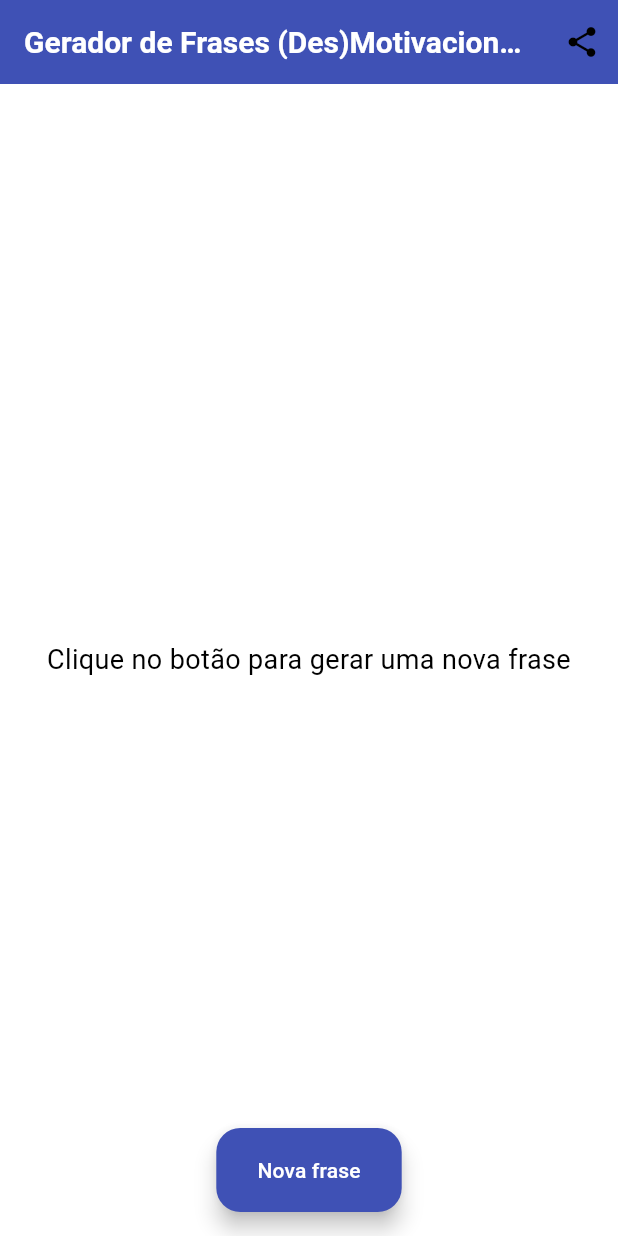
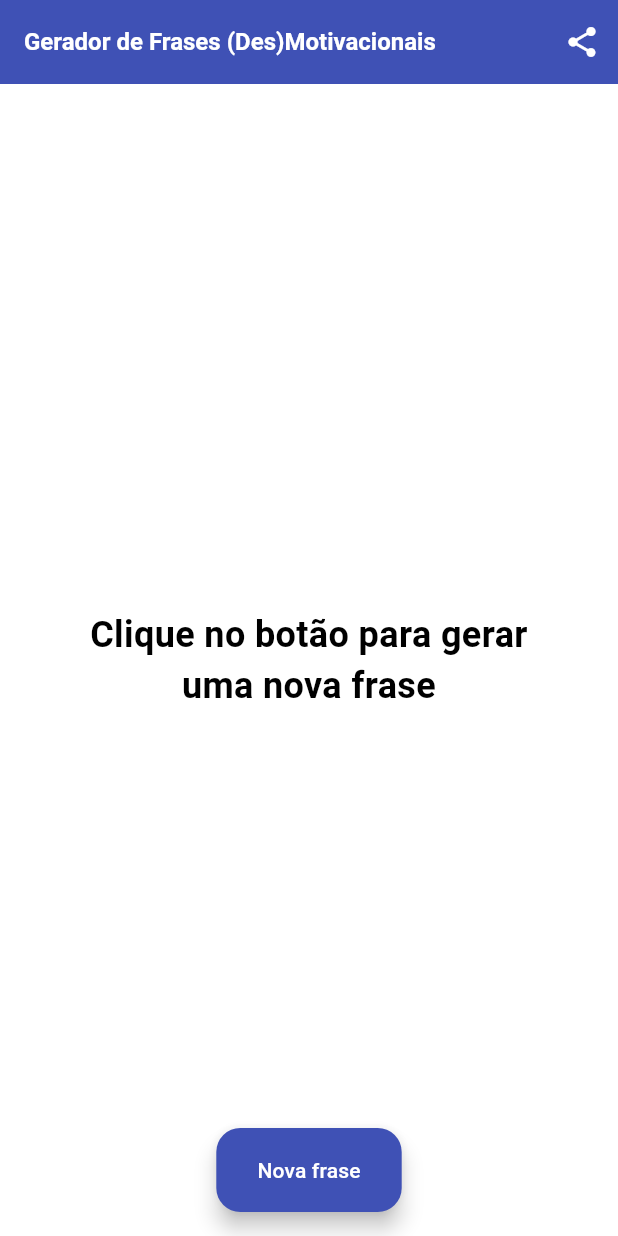
Before and after one commit to oJaciel/Gerador-Frases-Desmotivacionais-V2, a Flutter app: the screen it shows after launch, after a tap on the "share" icon, on a phone screen of 412 x 824 dp. Run offline on Flutter 3.47's test engine with Material 3 defaults, Android fonts, the light colour scheme and no system bars; our stand-ins replace share_plus; Roboto replaces fonts that are missing (OpenSans).

Commit message:
Estilo da Imagem Gerada + Estilo da Frase
Ajustada e estilizada a imagem compartilhada.

Pequenos ajustes de Estilização na frase mostrada na tela.

```diff
--- a/lib/components/appbar.dart
+++ b/lib/components/appbar.dart
@@ -2,9 +2,15 @@ import 'package:flutter/material.dart';
 import 'package:gerador_frases_desmotivacionais/components/image_share.dart';
 
 class Appbar extends StatelessWidget implements PreferredSizeWidget {
-  Appbar(this.phraseForShare);
+  Appbar(
+    this.imgText,
+    this.backgroundColor,
+  );
 
-  final String phraseForShare;
+  //Frase que vai para o compartilhar
+  final String imgText;
+  //Cor de fundo que vai para o compartilhar
+  final Color backgroundColor;
 
   @override
   Size get preferredSize => const Size.fromHeight(kToolbarHeight);
@@ -15,8 +21,9 @@ class Appbar extends StatelessWidget implements PreferredSizeWidget {
       backgroundColor: Theme.of(context).colorScheme.primary,
       title: const Text(
         'Gerador de Frases (Des)Motivacionais',
+        style: TextStyle(fontSize: 16),
       ),
-      actions: [ImageShare(phraseForShare)],
+      actions: [ImageShare(imgText, backgroundColor)],
     );
   }
 }
--- a/lib/components/image_share.dart
+++ b/lib/components/image_share.dart
@@ -1,64 +1,104 @@
 import 'dart:io';
 import 'dart:typed_data';
-import 'dart:ui';
+import 'dart:ui' as ui;
 import 'package:flutter/material.dart';
 import 'package:path_provider/path_provider.dart';
 import 'package:share_plus/share_plus.dart';
 
 class ImageShare extends StatefulWidget {
-  ImageShare(this.imgText);
+  //Texto da imagem
+  final String imgText;
+  //Cor de fundo da imagem
+  final Color backgroundColor;
 
-  final String imgText;
+  ImageShare(
+    this.imgText,
+    this.backgroundColor,
+  );
 
   @override
   State<ImageShare> createState() => _ImageShareState();
 }
 
-Image? img;
+class _ImageShareState extends State<ImageShare> {
+  Image? img;
 
-class _ImageShareState extends State<ImageShare> {
   @override
   Widget build(BuildContext context) {
     return IconButton(
       onPressed: _onPressedButton,
-      icon: Icon(Icons.share),
+      icon: const Icon(
+        Icons.share,
+        color: Colors.white,
+      ),
     );
   }
 
-  getCanvasImage(String str) async {
-    var builder = ParagraphBuilder(ParagraphStyle(
-      fontWeight: FontWeight.bold,
-      fontSize: 24,
-      textAlign: TextAlign.center,
-    ));
-    builder.addText(str);
-    Paragraph paragraph = builder.build();
-    paragraph.layout(const ParagraphConstraints(width: 100));
+  Future<ByteData?> getCanvasImage(String str) async {
+    // Dimensões da imagem que vai ser gerada
+    const double width = 400;
+    const double height = 400;
+    const double padding = 20;
 
-    final recorder = PictureRecorder();
-    var newCanvas = Canvas(recorder);
+    // Configurações de estilo
+    const double fontSize = 30;
+    final Color bgColor = widget.backgroundColor;
+    const Color textColor = Colors.black;
 
-    newCanvas.drawParagraph(paragraph, Offset.zero);
+    // Criar parágrafo de texto
+    var builder = ui.ParagraphBuilder(
+      ui.ParagraphStyle(
+        fontWeight: FontWeight.bold,
+        fontSize: fontSize,
+        textAlign: TextAlign.center,
+      ),
+    )
+      ..pushStyle(ui.TextStyle(color: textColor))
+      ..addText(str);
 
+    ui.Paragraph paragraph = builder.build();
+    paragraph.layout(const ui.ParagraphConstraints(width: width - 2 * padding));
+
+    // Criar PictureRecorder e Canvas
+    final recorder = ui.PictureRecorder();
+    final canvas = Canvas(recorder, Rect.fromLTWH(0, 0, width, height));
+
+    // Desenhar fundo
+    final paint = Paint()..color = bgColor;
+    canvas.drawRect(Rect.fromLTWH(0, 0, width, height), paint);
+
+    // Desenhar texto centralizado dentro da área com padding
+    final textOffset = Offset(
+      (width - paragraph.width) / 2,
+      (height - paragraph.height) / 2,
+    );
+    canvas.drawParagraph(paragraph, textOffset);
+
+    // Finalizar gravação e converter para imagem
     final picture = recorder.endRecording();
-    var res = await picture.toImage(100, 100);
-    ByteData? data = await res.toByteData(format: ImageByteFormat.png);
+    final img = await picture.toImage(width.toInt(), height.toInt());
+    ByteData? data = await img.toByteData(format: ui.ImageByteFormat.png);
 
     if (data != null) {
-      img = Image.memory(Uint8List.view(data.buffer));
+      setState(() {
+        this.img = Image.memory(Uint8List.view(data.buffer));
+      });
     }
 
     return data;
   }
 
+  // Função para compartilhar a imagem
   Future<void> _onPressedButton() async {
     ByteData? imgData = await getCanvasImage(widget.imgText);
     if (imgData != null) {
+      // Gerando um diretório temporário para armazenar a imagem (SharePlus não compartilha imagem diretamente)
       final directory = await getTemporaryDirectory();
       final imagePath = '${directory.path}/shared_image.png';
       final imageFile = File(imagePath);
       await imageFile.writeAsBytes(imgData.buffer.asUint8List());
 
+      // Compartilhando a imagem no diretório
       final result = await Share.shareXFiles([XFile(imagePath)]);
       if (result.status == ShareResultStatus.success) {
         print('Imagem compartilhada!');
--- a/lib/components/phrase.dart
+++ b/lib/components/phrase.dart
@@ -13,12 +13,13 @@ class Phrase extends StatelessWidget {
       width: MediaQuery.of(context).size.width,
       child: Center(
         child: Padding(
-          padding: const EdgeInsets.all(16),
+          padding: const EdgeInsets.symmetric(horizontal: 40),
           child: Text(
             phrase,
             textAlign: TextAlign.center,
             style: TextStyle(
-              fontSize: 18,
+              fontSize: 24,
+              fontWeight: FontWeight.bold,
             ),
           ),
         ),
--- a/lib/main.dart
+++ b/lib/main.dart
@@ -49,7 +49,7 @@ class _AppState extends State<App> {
 
   @override
   Widget build(BuildContext context) {
-    final appBar = Appbar(_phrase); //Instância da Appbar
+    final appBar = Appbar(_phrase, _backgroundColor); //Instância da Appbar
 
     //Tamanho disponível = altura da tela - tamanho do appBar
     final availableHeight = MediaQuery.of(context).size.height -
```
